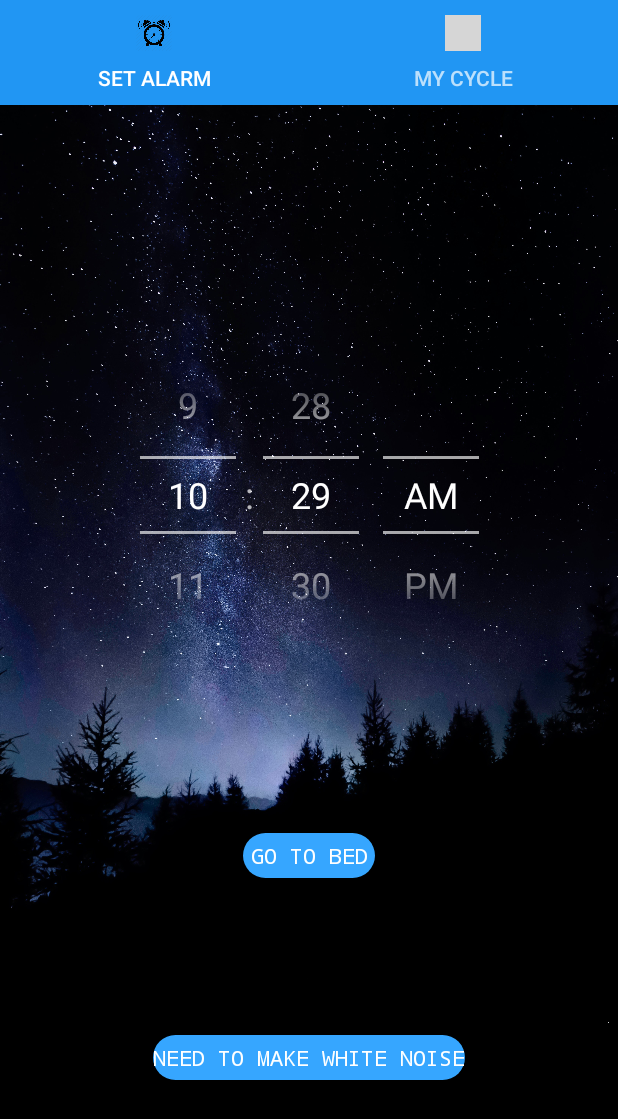
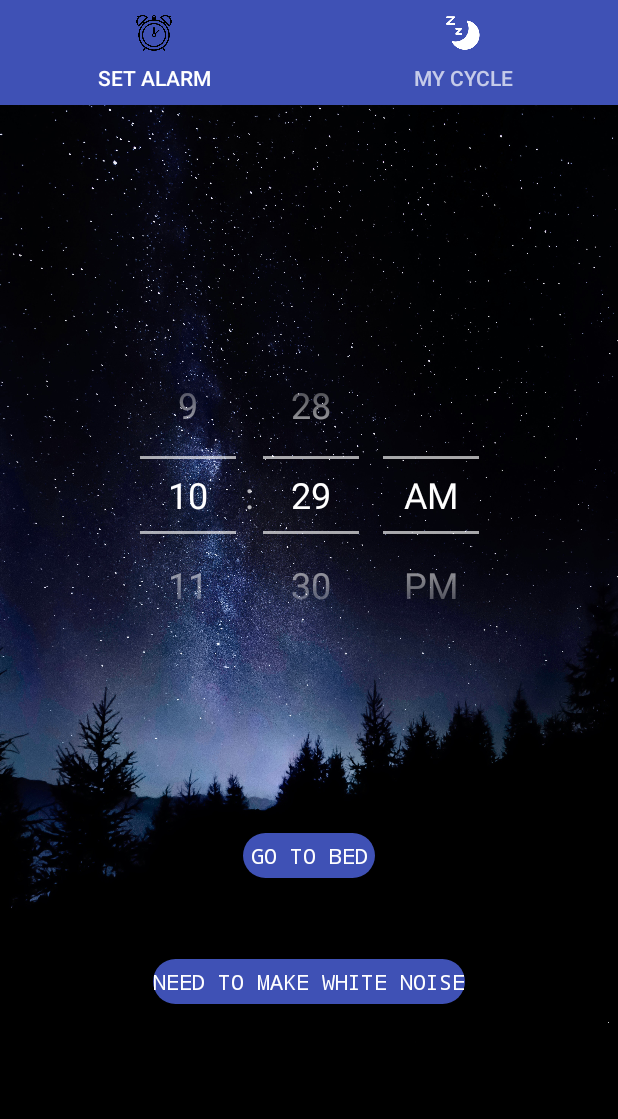
Before and after one commit to Sangmean/MobileAppProject, an Android app: the screen it shows after launch (MainActivity), on a phone screen of 412 x 824 dp. Shown: the top 1119 px of the screen. Run offline under Robolectric (Android 15) with nearby library versions, the light colour scheme and no system bars; grey boxes are pictures that could not be loaded.

Commit message:
change some design

```diff
--- a/app/src/main/java/com/example/project_sleep_alarm/MainActivity.java
+++ b/app/src/main/java/com/example/project_sleep_alarm/MainActivity.java
@@ -32,8 +32,8 @@ public class MainActivity extends AppCompatActivity
 
         tabLayout.addTab(tabLayout.newTab().setText("Set Alarm"));
         tabLayout.addTab(tabLayout.newTab().setText("My Cycle"));
-        tabLayout.getTabAt(0).setIcon(R.drawable.alarmclockicon);
-        tabLayout.getTabAt(1).setIcon(R.drawable.sleepicon);
+        tabLayout.getTabAt(0).setIcon(R.drawable.clockicon);
+        tabLayout.getTabAt(1).setIcon(R.drawable.img_zz);
         tabLayout.setTabGravity(TabLayout.GRAVITY_FILL);
 
         final MyTabAdapter adapter = new MyTabAdapter(this,getSupportFragmentManager(),
--- a/app/src/main/res/drawable/button_custom_main.xml
+++ b/app/src/main/res/drawable/button_custom_main.xml
@@ -2,5 +2,5 @@
 <shape xmlns:android="http://schemas.android.com/apk/res/android"
     android:shape="rectangle">
     <corners android:radius="15dp" />
-    <solid android:color="#36a6ff" />
+    <solid android:color="#3F51B5" />
 </shape>
--- a/app/src/main/res/layout/activity_main.xml
+++ b/app/src/main/res/layout/activity_main.xml
@@ -10,7 +10,7 @@
         android:id="@+id/tabLayout"
         android:layout_width="match_parent"
         android:layout_height="0dp"
-        android:background="#2196F3"
+        android:background="#3F51B5"
         app:layout_constraintEnd_toEndOf="parent"
         app:layout_constraintStart_toStartOf="parent"
         app:layout_constraintTop_toTopOf="parent"
--- a/app/src/main/res/layout/fragment_set_alarm.xml
+++ b/app/src/main/res/layout/fragment_set_alarm.xml
@@ -48,7 +48,8 @@
         app:layout_constraintBottom_toBottomOf="parent"
         app:layout_constraintEnd_toEndOf="parent"
         app:layout_constraintStart_toStartOf="parent"
-        app:layout_constraintTop_toBottomOf="@+id/btnGoToBed" />
+        app:layout_constraintTop_toBottomOf="@+id/btnGoToBed"
+        app:layout_constraintVertical_bias="0.26" />
 
 
 </androidx.constraintlayout.widget.ConstraintLayout>
--- a/app/src/main/res/values/strings.xml
+++ b/app/src/main/res/values/strings.xml
@@ -10,4 +10,6 @@
     <string name="txtWakeup">Wake Up Time</string>
     <string name="btnRecord">Start Recording</string>
     <string name="btnStart">Start Playing</string>
+    <string name="txtNight">Nighty-Night</string>
+    <string name="avghour">Average hours</string>
 </resources>
```
Also changed, not shown: app/src/main/java/com/example/project_sleep_alarm/SleeplogActivity.java (+8 -7 lines), app/src/main/res/layout/activity_nightmode.xml (+17 -5 lines), app/src/main/res/layout/activity_sleeplog.xml (+17 -4 lines), app/src/main/res/raw/recordedtime.csv (added, +8 -0 lines), app/src/main/res/drawable/clockicon.png (added), app/src/main/res/drawable/img_zz.png (added), 1 other file.
